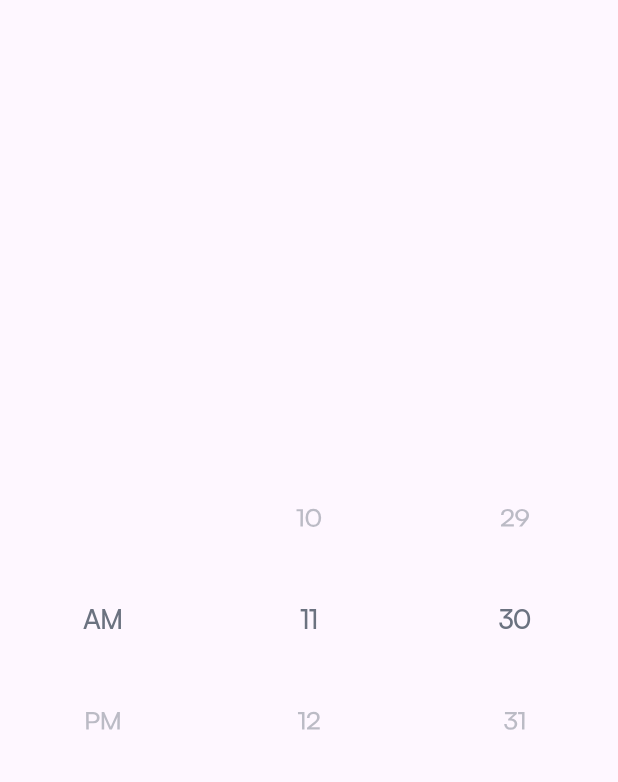
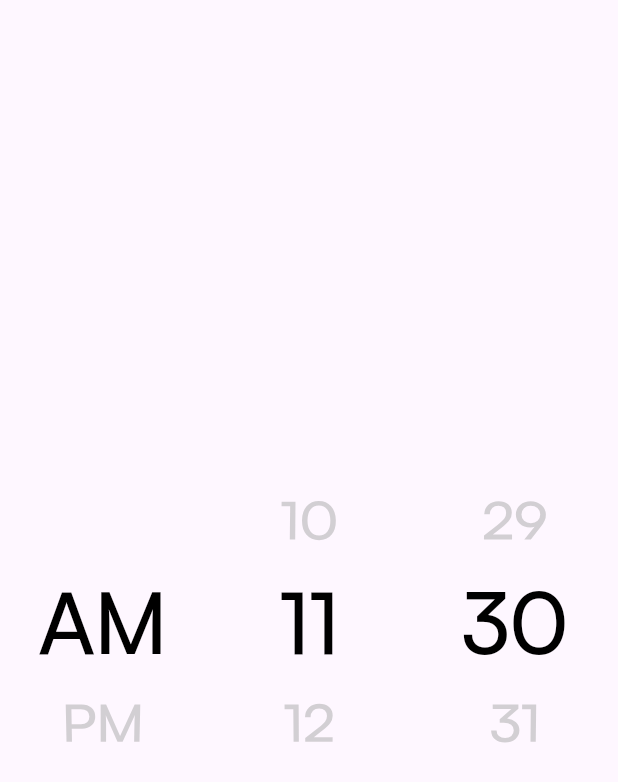
Before and after one commit to fikrilal/LeleWise-Mobile-Apps, a Flutter app: the TestingWidgetPage screen opened directly, on a phone screen of 412 x 824 dp. Shown: the top 782 px of the screen. Run offline on Flutter 3.47's test engine with Material 3 defaults, Android fonts, the phone set to English and light mode, and no system bars; our stand-ins replace firebase_auth, firebase_core, flutter_screenutil, flutter_svg, get; accounts and stored records are empty.

Commit message:
Fixed time picker

```diff
--- a/lib/main.dart
+++ b/lib/main.dart
@@ -20,23 +20,23 @@ class MainApp extends StatelessWidget {
   @override
   Widget build(BuildContext context) {
     return ScreenUtilInit(
-      useInheritedMediaQuery: true,
       minTextAdapt: true,
       builder: (context, child) {
         return GetMaterialApp(
           theme: ThemeData(fontFamily: 'Satoshi'),
-          initialRoute: TestingWidgetPage.routeName,
+          initialRoute: NewSchedulePage.routeName,
           getPages: [
-
             GetPage(name: LoginPage.routeName, page: () => LoginPage()),
             GetPage(
                 name: TestingWidgetPage.routeName!,
                 page: () => NotifikasiPage())
             // ben penak digae ngene ben rapi juga
-,
-            GetPage(name: LoginPage.routeName, page: ()=> LoginPage()),
-            GetPage(name: HomePage.routeName, page: ()=> HomePage()),
-
+            ,
+            GetPage(name: LoginPage.routeName, page: () => LoginPage()),
+            GetPage(name: HomePage.routeName, page: () => HomePage()),
+            GetPage(
+                name: NewSchedulePage.routeName!,
+                page: () => NewSchedulePage()),
           ],
         );
       },
--- a/lib/view/component/text/component_desc.dart
+++ b/lib/view/component/text/component_desc.dart
@@ -2,6 +2,26 @@ import 'package:flutter/material.dart';
 import 'package:flutter_screenutil/flutter_screenutil.dart';
 import 'package:lelewise_mobile_apps/res/colors/color_libraries.dart';
 import 'package:lelewise_mobile_apps/res/dimension/size.dart';
+
+class TextDescriptionPicker extends StatelessWidget {
+  final String? text;
+  final Color? textcolor;
+  final double? fontSize;
+  TextDescriptionPicker(this.text, {super.key, this.textcolor, this.fontSize});
+  @override
+  Widget build(BuildContext context) {
+    return Text(
+      "${text}",
+      style: TextStyle(
+        fontFamily: 'Satoshi',
+        fontWeight: FontWeight.w500,
+        height: 1.5,
+        fontSize: this.fontSize,
+        color: this.textcolor,
+      ),
+    );
+  }
+}
 
 class TextDescription extends StatelessWidget {
   final String? text;
@@ -69,7 +89,8 @@ class TextDescriptionBoldGreen extends StatelessWidget {
   final Color? textcolor;
   final double? fontSize;
 
-  TextDescriptionBoldGreen(this.text, {super.key, this.textcolor, this.fontSize});
+  TextDescriptionBoldGreen(this.text,
+      {super.key, this.textcolor, this.fontSize});
   @override
   Widget build(BuildContext context) {
     return Text(
--- a/lib/view/component/time_picker/time_picker.dart
+++ b/lib/view/component/time_picker/time_picker.dart
@@ -75,9 +75,9 @@ class _TimePickerState extends State<TimePickerLele> {
         children: options
             .map((item) => Center(
                     child: Container(
-                  child: TextDescription(item,
+                  child: TextDescriptionPicker(item,
                       fontSize: selectedIndex == options.indexOf(item)
-                          ? 45.sp
+                          ? 50.sp
                           : 34.sp,
                       textcolor: selectedIndex == options.indexOf(item)
                           ? Colors.black
```
Also changed, not shown: pubspec.lock, 1 other file.
